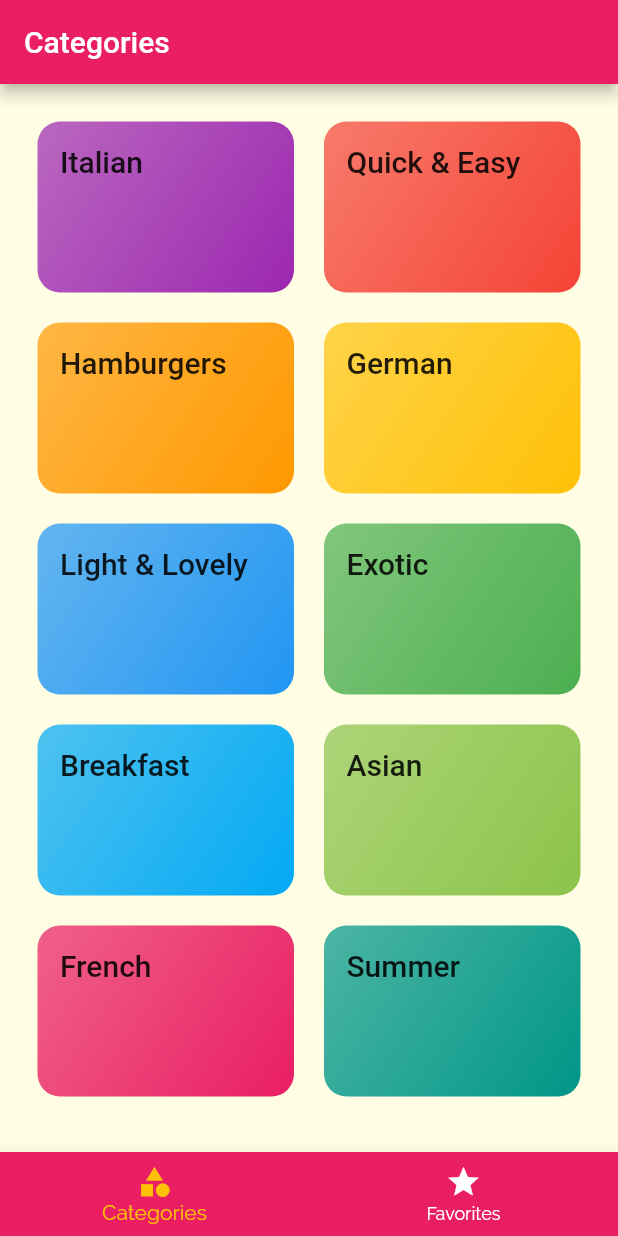
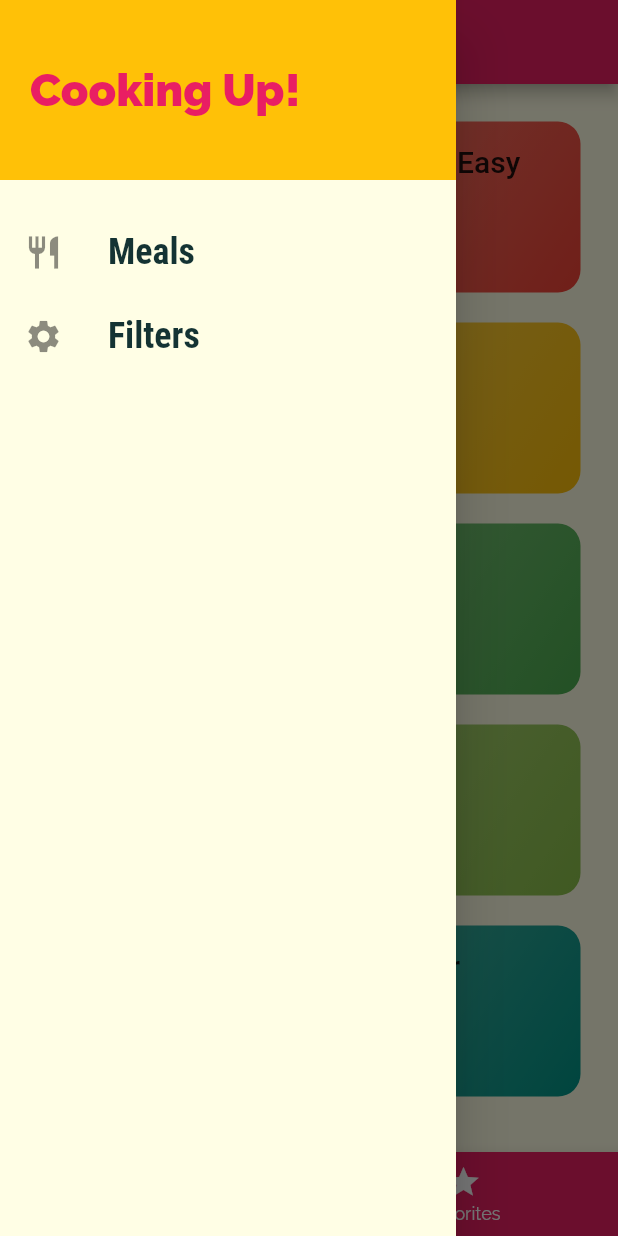
Before and after one commit to tugcekaratekee/meals_app, a Flutter app: the screen it shows after launch, with the side drawer open (before the commit the screen has no drawer), on a phone screen of 412 x 824 dp. Run offline on Flutter 3.47's test engine with Material 2 defaults, Android fonts, the phone set to English and light mode, and no system bars.

Commit message:
adding a custom drawer and adding links to the drawer

```diff
--- a/lib/main.dart
+++ b/lib/main.dart
@@ -1,4 +1,5 @@
 import 'package:flutter/material.dart';
+import './screens/filters_screen.dart';
 import './screens/tabs_screen.dart';
 import './screens/meal_detail_screen.dart';
 import './screens/categories_screen.dart';
@@ -34,7 +35,8 @@ class MyApp extends StatelessWidget {
       routes: {
         '/': (ctx) => TabsScreen(),
         CategoryMealsScreen.routeName: (ctx) => CategoryMealsScreen(),
-        // MealDetailScreen.routeName: (ctx) => MealDetailScreen(),
+        MealDetailScreen.routeName: (ctx) => MealDetailScreen(),
+        FiltersScreen.routeName: (ctx) => FiltersScreen(),
       },
       onGenerateRoute: (settings) {
         print(settings.arguments);
--- /dev/null
+++ b/lib/main_drawer.dart
@@ -0,0 +1,55 @@
+import 'package:flutter/material.dart';
+import '../screens/filters_screen.dart';
+
+class MainDrawer extends StatelessWidget {
+  Widget buildListTile(String title, IconData icon, tapHandler) {
+    return ListTile(
+      leading: Icon(
+        icon,
+        size: 26,
+      ),
+      title: Text(
+        title,
+        style: TextStyle(
+          fontFamily: 'RobotoCondensed',
+          fontSize: 24,
+          fontWeight: FontWeight.bold,
+        ),
+      ),
+      onTap: tapHandler,
+    );
+  }
+
+  @override
+  Widget build(BuildContext context) {
+    return Drawer(
+      child: Column(
+        children: <Widget>[
+          Container(
+            height: 120,
+            width: double.infinity,
+            padding: EdgeInsets.all(20),
+            alignment: Alignment.centerLeft,
+            color: Theme.of(context).accentColor,
+            child: Text(
+              'Cooking Up!',
+              style: TextStyle(
+                  fontWeight: FontWeight.w900,
+                  fontSize: 30,
+                  color: Theme.of(context).primaryColor),
+            ),
+          ),
+          SizedBox(
+            height: 20,
+          ),
+          buildListTile('Meals', Icons.restaurant, () {
+            Navigator.of(context).pushNamed('/');
+          }),
+          buildListTile('Filters', Icons.settings, () {
+            Navigator.of(context).pushNamed(FiltersScreen.routeName);
+          }),
+        ],
+      ),
+    );
+  }
+}
--- /dev/null
+++ b/lib/screens/filters_screen.dart
@@ -0,0 +1,11 @@
+import 'package:flutter/material.dart';
+
+class FiltersScreen extends StatelessWidget {
+  static const routeName = '/filters';
+  @override
+  Widget build(BuildContext context) {
+    return Center(
+      child: Text('Filters!'),
+    );
+  }
+}
--- a/lib/screens/tabs_screen.dart
+++ b/lib/screens/tabs_screen.dart
@@ -1,4 +1,5 @@
 import 'package:flutter/material.dart';
+import 'package:meals_app/main_drawer.dart';
 import './favorites_screen.dart';
 import './categories_screen.dart';
 
@@ -29,6 +30,7 @@ class _TabsScreenState extends State<TabsScreen> {
       appBar: AppBar(
         title: Text(_pages[_selectedPageIndex]['title'] as String),
       ),
+      drawer: MainDrawer(),
       body: _pages[_selectedPageIndex]['page'] as Widget,
       bottomNavigationBar: BottomNavigationBar(
         onTap: _selectPage,
--- /dev/null
+++ b/lib/widgets/main_drawer.dart
@@ -0,0 +1 @@
+// TODO Implement this library.
```
